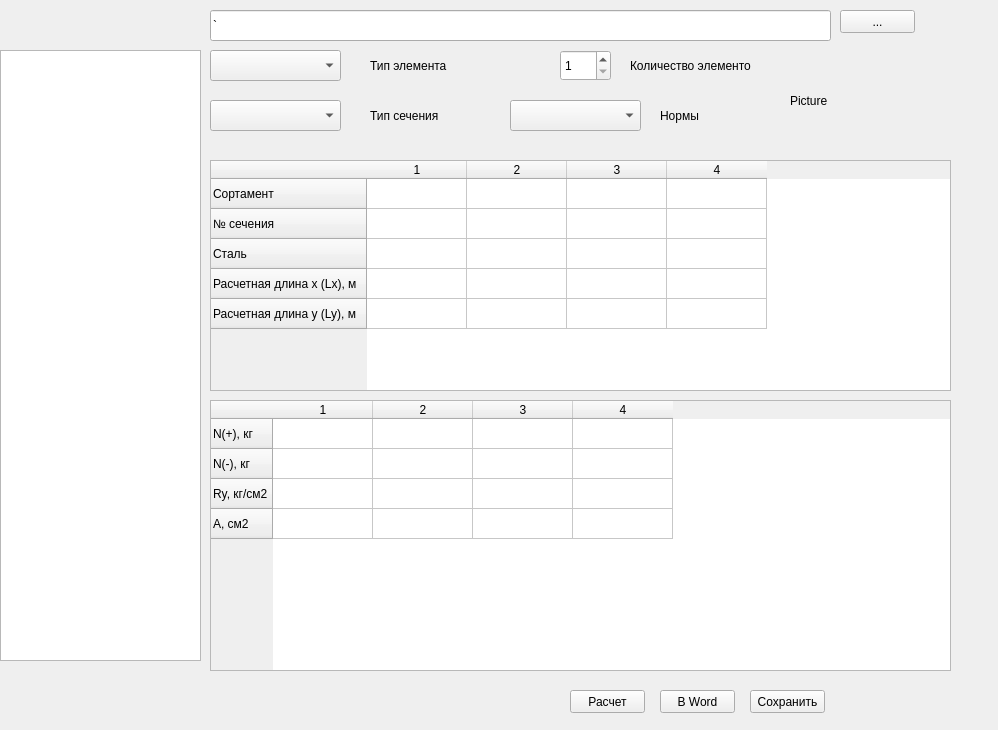
Above: gui/solve_number_steel.ui from pyltsin/Construct before the change. Below: the same form after it.
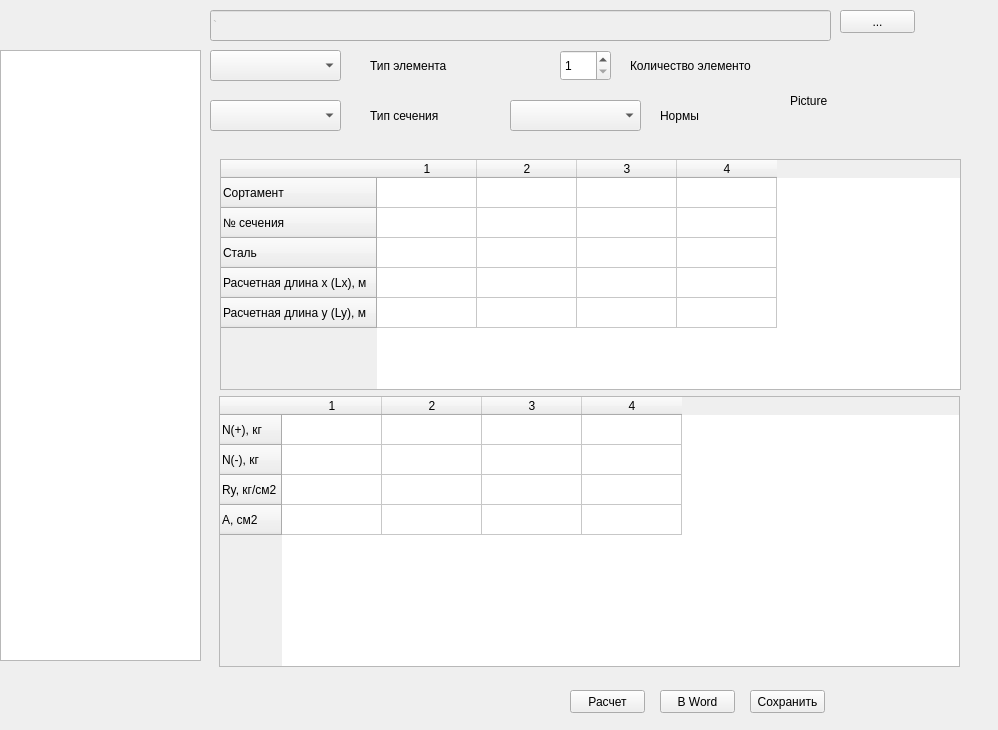
That is the form after the change.

What changed in the file:
```diff
--- a/gui/solve_number_steel.ui
+++ b/gui/solve_number_steel.ui
@@ -52,8 +52,8 @@
   <widget class="QTableWidget" name="input_table">
    <property name="geometry">
     <rect>
-     <x>210</x>
-     <y>160</y>
+     <x>220</x>
+     <y>159</y>
      <width>741</width>
      <height>231</height>
     </rect>
@@ -112,8 +112,8 @@
   <widget class="QTableWidget" name="output_table">
    <property name="geometry">
     <rect>
-     <x>210</x>
-     <y>400</y>
+     <x>219</x>
+     <y>396</y>
      <width>741</width>
      <height>271</height>
     </rect>
@@ -208,7 +208,10 @@
     <string>Сохранить</string>
    </property>
   </widget>
-  <widget class="QLineEdit" name="lineEdit">
+  <widget class="QLineEdit" name="text_folder">
+   <property name="enabled">
+    <bool>false</bool>
+   </property>
    <property name="geometry">
     <rect>
      <x>210</x>
@@ -319,6 +322,7 @@
    </property>
   </widget>
  </widget>
+ <layoutdefault spacing="6" margin="9"/>
  <resources/>
  <connections/>
 </ui>
```
Left out of the diff: 19 changed lines with no effect on the pictures.
